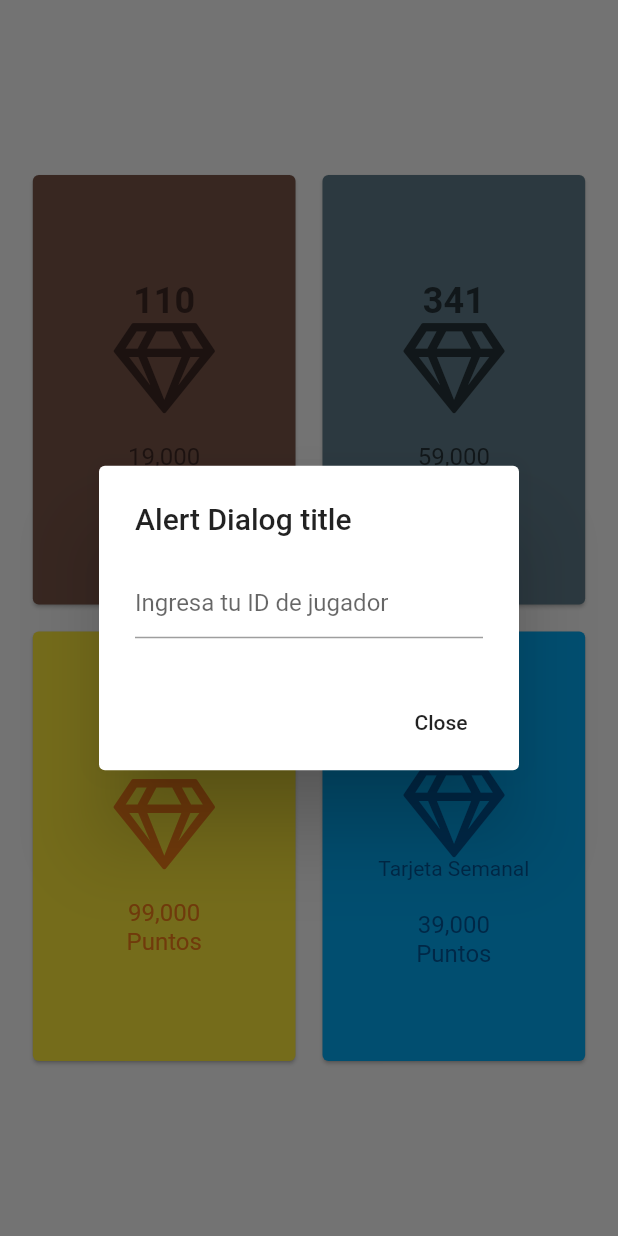
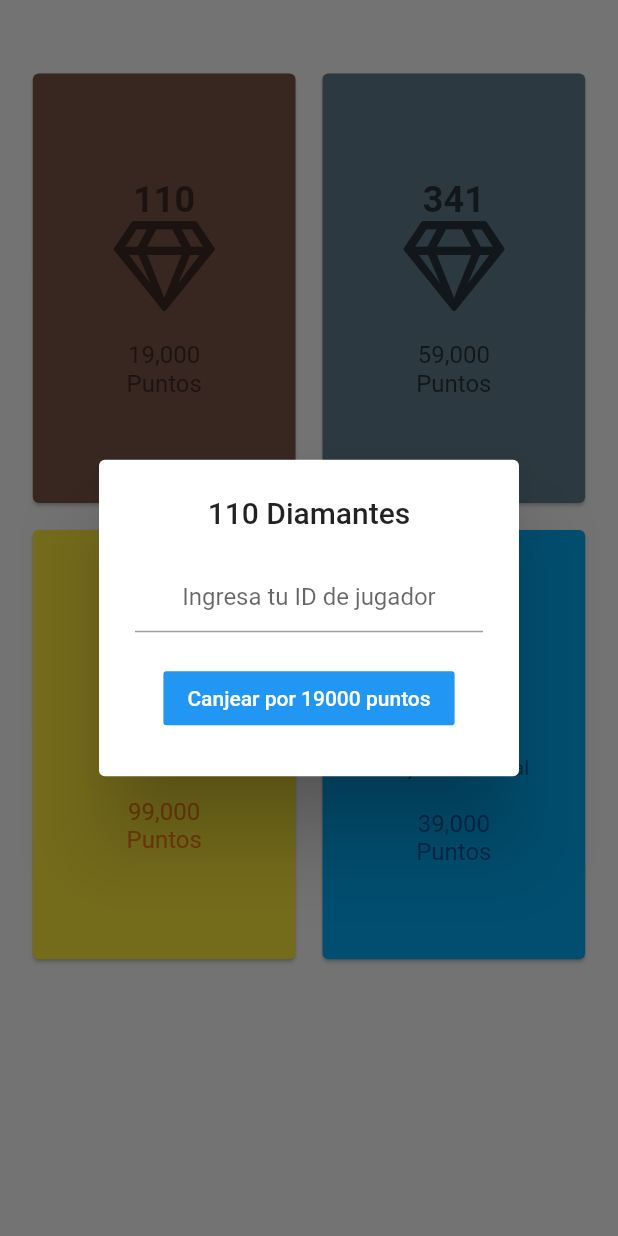
Before and after one commit to ErickLlerenas/diamonds-for-ff, a Flutter app: the AdwardsScreen screen opened directly, after a tap on "110", on a phone screen of 412 x 824 dp. Run offline on Flutter 3.47's test engine with Material 2 defaults, Android fonts, the phone set to English and light mode, and no system bars; our stand-ins replace flutter_svg, font_awesome_flutter, google_sign_in; missing offline and left inert: applovin, flutter_auth_buttons.

Commit message:
AppState

```diff
--- a/lib/main.dart
+++ b/lib/main.dart
@@ -1,5 +1,6 @@
 import 'package:diamonds_for_ff/screens/home.dart';
 import 'package:diamonds_for_ff/screens/login_google.dart';
+import 'package:diamonds_for_ff/states/app_state.dart';
 import 'package:diamonds_for_ff/states/login_state.dart';
 import 'package:flutter/material.dart';
 import 'package:provider/provider.dart';
@@ -8,6 +9,7 @@ main() {
   WidgetsFlutterBinding.ensureInitialized();
   runApp(MultiProvider(providers: [
     ChangeNotifierProvider.value(value: LoginState()),
+    ChangeNotifierProvider.value(value: AppState()),
   ], child: MyApp()));
 }
 
@@ -20,8 +22,6 @@ class _MyAppState extends State<MyApp> {
   @override
   Widget build(BuildContext context) {
     final loginState = Provider.of<LoginState>(context);
-    return MaterialApp(
-      home: loginState.isLoggedIn ? Home() : LogInGoogle()
-    );
+    return MaterialApp(home: loginState.isLoggedIn ? Home() : LogInGoogle());
   }
 }
--- a/lib/screens/awards_screen.dart
+++ b/lib/screens/awards_screen.dart
@@ -1,5 +1,7 @@
+import 'package:diamonds_for_ff/states/app_state.dart';
 import 'package:flutter/material.dart';
 import 'package:font_awesome_flutter/font_awesome_flutter.dart';
+import 'package:provider/provider.dart';
 
 class AdwardsScreen extends StatefulWidget {
   @override
@@ -7,37 +9,13 @@ class AdwardsScreen extends StatefulWidget {
 }
 
 class _AdwardsScreenState extends State<AdwardsScreen> {
-  TextEditingController _controller;
   @override
   Widget build(BuildContext context) {
-    void _showDialog() {
-      showDialog(
-        context: context,
-        builder: (BuildContext context) {
-          return AlertDialog(
-            title: Text("Alert Dialog title"),
-            content: Form(
-              child: TextFormField(
-                decoration:
-                    InputDecoration(hintText: 'Ingresa tu ID de jugador'),
-                controller: _controller,
-              ),
-            ),
-            actions: <Widget>[
-              FlatButton(
-                child: Text("Close"),
-                onPressed: () {
-                  Navigator.of(context).pop();
-                },
-              ),
-            ],
-          );
-        },
-      );
-    }
-
+    final appState = Provider.of<AppState>(context);
     return Scaffold(
-      body: Center(
+      body: SingleChildScrollView(
+        padding: EdgeInsets.symmetric(vertical: 40),
+        child: Center(
           child: Column(
             mainAxisAlignment: MainAxisAlignment.center,
             children: <Widget>[
@@ -45,7 +23,8 @@ class _AdwardsScreenState extends State<AdwardsScreen> {
                 children: <Widget>[
                   InkWell(
                     onTap: () {
-                    _showDialog();
+                      appState.showBuyDiamondsDialog(context,
+                          diamonds: 110, cost: 19000);
                     },
                     child: Container(
                       margin: EdgeInsets.all(5),
@@ -85,7 +64,12 @@ class _AdwardsScreenState extends State<AdwardsScreen> {
                       height: MediaQuery.of(context).size.width / 1.4,
                     ),
                   ),
-                Container(
+                  InkWell(
+                    onTap: () {
+                      appState.showBuyDiamondsDialog(context,
+                          diamonds: 341, cost: 59000);
+                    },
+                    child: Container(
                       margin: EdgeInsets.all(5),
                       child: Card(
                           color: Colors.blueGrey,
@@ -109,7 +93,8 @@ class _AdwardsScreenState extends State<AdwardsScreen> {
                               ),
                               Text('59,000',
                                   style: TextStyle(
-                                  fontSize: 16, color: Colors.blueGrey[900])),
+                                      fontSize: 16,
+                                      color: Colors.blueGrey[900])),
                               Text(
                                 'Puntos',
                                 style: TextStyle(
@@ -122,7 +107,13 @@ class _AdwardsScreenState extends State<AdwardsScreen> {
                       width: MediaQuery.of(context).size.width / 2.25,
                       height: MediaQuery.of(context).size.width / 1.4,
                     ),
-                Container(
+                  ),
+                  InkWell(
+                    onTap: () {
+                      appState.showBuyDiamondsDialog(context,
+                          diamonds: 572, cost: 99000);
+                    },
+                    child: Container(
                       margin: EdgeInsets.all(5),
                       child: Card(
                           color: Colors.yellow,
@@ -159,7 +150,16 @@ class _AdwardsScreenState extends State<AdwardsScreen> {
                       width: MediaQuery.of(context).size.width / 2.25,
                       height: MediaQuery.of(context).size.width / 1.4,
                     ),
-                Container(
+                  ),
+                  InkWell(
+                    onTap: () {
+                      appState.showBuyDiamondsDialog(context,
+                          diamonds: 420,
+                          cost: 39000,
+                          info:
+                              '¡Reclama 60 diamantes en juego cada día durante 7 días! ¡Recibirás 420 diamantes en total!');
+                    },
+                    child: Container(
                       margin: EdgeInsets.all(5),
                       child: Card(
                           color: Colors.lightBlue,
@@ -192,7 +192,8 @@ class _AdwardsScreenState extends State<AdwardsScreen> {
                               ),
                               Text('39,000',
                                   style: TextStyle(
-                                  fontSize: 16, color: Colors.lightBlue[900])),
+                                      fontSize: 16,
+                                      color: Colors.lightBlue[900])),
                               Text(
                                 'Puntos',
                                 style: TextStyle(
@@ -205,11 +206,13 @@ class _AdwardsScreenState extends State<AdwardsScreen> {
                       width: MediaQuery.of(context).size.width / 2.25,
                       height: MediaQuery.of(context).size.width / 1.4,
                     ),
+                  ),
                 ],
               ),
             ],
           ),
         ),
+      ),
     );
   }
 }
--- a/lib/states/app_state.dart
+++ b/lib/states/app_state.dart
@@ -1 +1,78 @@
-//Aqui hay que poner el estado global de la app sin incluir el login
+import 'package:flutter/widgets.dart';
+import 'package:flutter/material.dart';
+import 'package:applovin/applovin.dart';
+
+class AppState with ChangeNotifier {
+  int points = 0;
+  AppState() {
+    AppLovin.init();
+  }
+
+  listener(AppLovinAdListener event, bool isInter) {
+    print(event);
+    if (event == AppLovinAdListener.adReceived) {
+      AppLovin.showInterstitial(interstitial: isInter);
+    }
+  }
+
+  requestInterstitial() {
+    AppLovin.requestInterstitial((AppLovinAdListener event) {
+      listener(event, true);
+      print('XDDDDDDDDDDDDDDDDDDDDDDDDDDDDDDDDDDDDDDD $event');
+      if (event == AppLovinAdListener.adHidden) {
+        points += 10;
+      }
+    }, interstitial: true);
+  }
+
+  final _controller = TextEditingController();
+  void showBuyDiamondsDialog(context, {int diamonds, int cost, String info}) {
+    showDialog(
+      context: context,
+      builder: (BuildContext context) {
+        return AlertDialog(
+          title: Text(
+            "$diamonds Diamantes",
+            textAlign: TextAlign.center,
+          ),
+          content: Container(
+            height: info != null ? 175 : 120,
+            child: Column(
+              children: <Widget>[
+                Form(
+                  child: TextFormField(
+                    textAlign: TextAlign.center,
+                    decoration:
+                        InputDecoration(hintText: 'Ingresa tu ID de jugador'),
+                    controller: _controller,
+                  ),
+                ),
+                SizedBox(
+                  height: 20,
+                ),
+                info != null
+                    ? Text(
+                        '$info',
+                        style: TextStyle(
+                          fontSize: 12,
+                          color: Colors.grey[700],
+                        ),
+                        textAlign: TextAlign.center,
+                      )
+                    : Container(),
+                FlatButton(
+                  onPressed: () {
+                    print(_controller.text);
+                  },
+                  child: Text("Canjear por $cost puntos"),
+                  color: Colors.blue,
+                  textColor: Colors.white,
+                )
+              ],
+            ),
+          ),
+        );
+      },
+    );
+  }
+}
--- a/pubspec.yaml
+++ b/pubspec.yaml
@@ -26,5 +26,5 @@ flutter:
   uses-material-design: true
 
   assets:
-   - assets/invest.svg
+   - assets/money.svg
    - assets/question.svg
```
Also changed, not shown: lib/screens/ads_screen.dart (+7 -20 lines), lib/screens/points_screen.dart (+11 -7 lines), lib/widgets/my_drawer.dart (+19 -0 lines), assets/invest.svg (deleted), assets/money.svg (added), pubspec.lock. Lines whose indentation alone changed are shown as unchanged.
